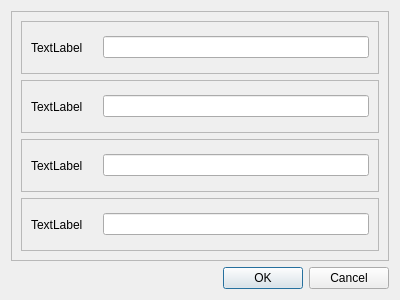
Old version of the form ui/add_dialog.ui in the repository ngfuong/crud-ranking-app.
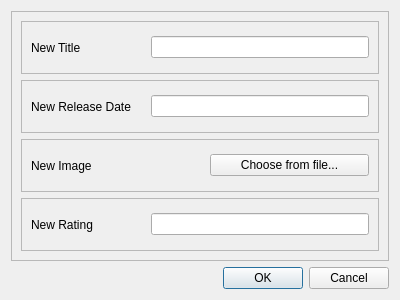
New version of the form.

Commit message: FEAT: change add and edit dialog to ui file

Diff of the .ui file:
```diff
--- a/ui/add_dialog.ui
+++ b/ui/add_dialog.ui
@@ -37,8 +37,14 @@
          </property>
          <item>
           <widget class="QLabel" name="titleLabel">
+           <property name="minimumSize">
+            <size>
+             <width>100</width>
+             <height>0</height>
+            </size>
+           </property>
            <property name="text">
-            <string>TextLabel</string>
+            <string>New Title</string>
            </property>
           </widget>
          </item>
@@ -62,8 +68,14 @@
          </property>
          <item>
           <widget class="QLabel" name="releasedateLabel">
+           <property name="minimumSize">
+            <size>
+             <width>100</width>
+             <height>0</height>
+            </size>
+           </property>
            <property name="text">
-            <string>TextLabel</string>
+            <string>New Release Date</string>
            </property>
           </widget>
          </item>
@@ -87,13 +99,23 @@
          </property>
          <item>
           <widget class="QLabel" name="imageLabel">
+           <property name="minimumSize">
+            <size>
+             <width>100</width>
+             <height>0</height>
+            </size>
+           </property>
            <property name="text">
-            <string>TextLabel</string>
+            <string>New Image</string>
            </property>
           </widget>
          </item>
          <item>
-          <widget class="QLineEdit" name="lineEdit_3"/>
+          <widget class="QPushButton" name="uploadImgButton">
+           <property name="text">
+            <string>Choose from file...</string>
+           </property>
+          </widget>
          </item>
         </layout>
        </widget>
@@ -112,8 +134,14 @@
          </property>
          <item>
           <widget class="QLabel" name="ratingLabel">
+           <property name="minimumSize">
+            <size>
+             <width>100</width>
+             <height>0</height>
+            </size>
+           </property>
            <property name="text">
-            <string>TextLabel</string>
+            <string>New Rating</string>
            </property>
           </widget>
          </item>
```
Left out of the diff: 14 changed lines with no effect on the pictures. The commit also changes 11 other files.
